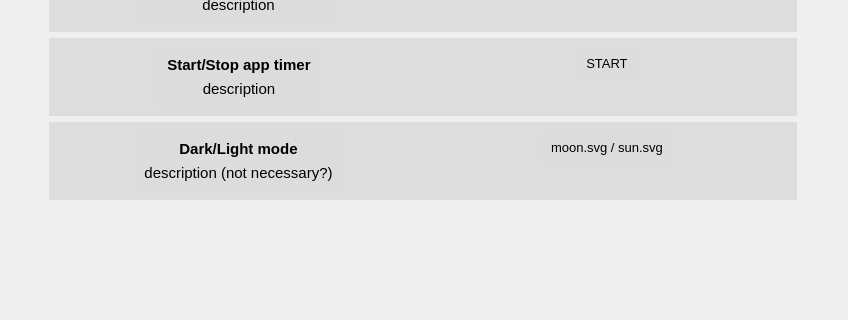
First picture: the form in gui.ui, repository Domy7/TimeUsageMonitor, before the edit; both pictures show x 139 to 987 and y 214 to 534 of the 987 by 727 pixel window.
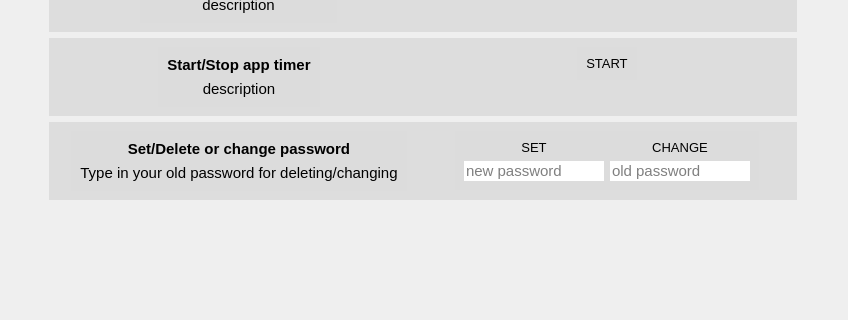
Second picture: the form after the edit. Icons and pictures are not drawn.

Commit message: GUI za manipuliranje sifrom

Patch:
```diff
--- a/gui.ui
+++ b/gui.ui
@@ -1203,7 +1203,7 @@
                           <string notr="true">font: bold;</string>
                          </property>
                          <property name="text">
-                          <string>Dark/Light mode</string>
+                          <string>Set/Delete or change password</string>
                          </property>
                          <property name="alignment">
                           <set>Qt::AlignCenter</set>
@@ -1213,7 +1213,7 @@
                        <item>
                         <widget class="QLabel" name="setting3_desc_label">
                          <property name="text">
-                          <string>description (not necessary?)</string>
+                          <string>Type in your old password for deleting/changing</string>
                          </property>
                          <property name="alignment">
                           <set>Qt::AlignCenter</set>
@@ -1231,11 +1231,11 @@
                       <property name="frameShadow">
                        <enum>QFrame::Raised</enum>
                       </property>
-                      <layout class="QVBoxLayout" name="verticalLayout_19">
-                       <item>
-                        <widget class="QPushButton" name="theme_button">
+                      <layout class="QGridLayout" name="gridLayout_2">
+                       <item row="0" column="0">
+                        <widget class="QPushButton" name="set_del_button">
                          <property name="sizePolicy">
-                          <sizepolicy hsizetype="Maximum" vsizetype="Fixed">
+                          <sizepolicy hsizetype="Preferred" vsizetype="Fixed">
                            <horstretch>0</horstretch>
                            <verstretch>0</verstretch>
                           </sizepolicy>
@@ -1255,7 +1255,60 @@
 }</string>
                          </property>
                          <property name="text">
-                          <string>moon.svg / sun.svg</string>
+                          <string>SET</string>
+                         </property>
+                        </widget>
+                       </item>
+                       <item row="0" column="1">
+                        <widget class="QPushButton" name="change_button">
+                         <property name="styleSheet">
+                          <string notr="true">:hover {
+	color: rgb(246, 238, 255);
+	background-color: rgb(48, 158, 255);
+}
+
+:pressed {
+	background-color: rgb(146, 188, 255);
+}
+
+QPushButton {
+	font: 10pt;
+}</string>
+                         </property>
+                         <property name="text">
+                          <string>CHANGE</string>
+                         </property>
+                        </widget>
+                       </item>
+                       <item row="1" column="0">
+                        <widget class="QLineEdit" name="new_pass_input">
+                         <property name="sizePolicy">
+                          <sizepolicy hsizetype="Expanding" vsizetype="Fixed">
+                           <horstretch>0</horstretch>
+                           <verstretch>0</verstretch>
+                          </sizepolicy>
+                         </property>
+                         <property name="styleSheet">
+                          <string notr="true">background-color: rgb(255, 255, 255);</string>
+                         </property>
+                         <property name="text">
+                          <string/>
+                         </property>
+                         <property name="placeholderText">
+                          <string>new password</string>
+                         </property>
+                        </widget>
+                       </item>
+                       <item row="1" column="1">
+                        <widget class="QLineEdit" name="old_pass_input">
+                         <property name="styleSheet">
+                          <string notr="true">background-color: rgb(255, 255, 255);</string>
+                         </property>
+                         <property name="text">
+                          <string/>
+                         </property>
+                         <property name="placeholderText">
+                          <string>old password</string>
                          </property>
                         </widget>
                        </item>
```
The commit also changes 4 other files.
